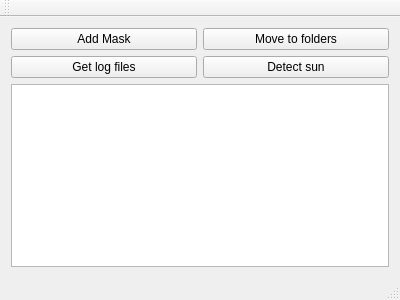
Old version of the form mainwindow.ui in the repository szazdenes/Maskingfor1000Viking.
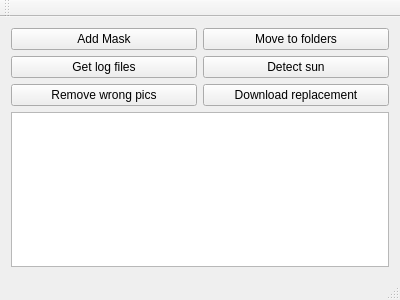
New version of the form.

Commit message: make ready for pic replacement

```diff
--- a/mainwindow.ui
+++ b/mainwindow.ui
@@ -29,7 +29,7 @@
       </property>
      </widget>
     </item>
-    <item row="2" column="0" colspan="2">
+    <item row="3" column="0" colspan="2">
      <widget class="QListWidget" name="listWidget"/>
     </item>
     <item row="1" column="0">
@@ -46,6 +46,20 @@
       </property>
      </widget>
     </item>
+    <item row="2" column="0">
+     <widget class="QPushButton" name="removePushButton">
+      <property name="text">
+       <string>Remove wrong pics</string>
+      </property>
+     </widget>
+    </item>
+    <item row="2" column="1">
+     <widget class="QPushButton" name="replacePushButton">
+      <property name="text">
+       <string>Download replacement</string>
+      </property>
+     </widget>
+    </item>
    </layout>
   </widget>
   <widget class="QMenuBar" name="menuBar">
```
The commit also changes 1 other file.
